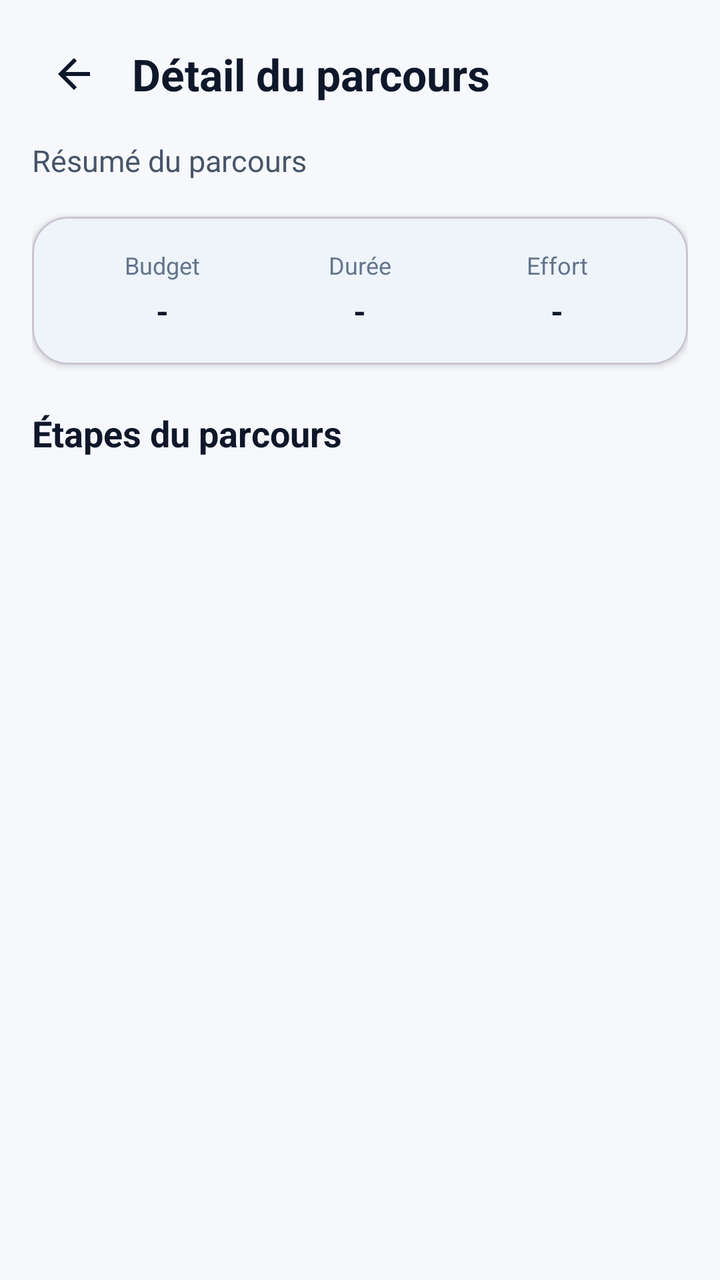
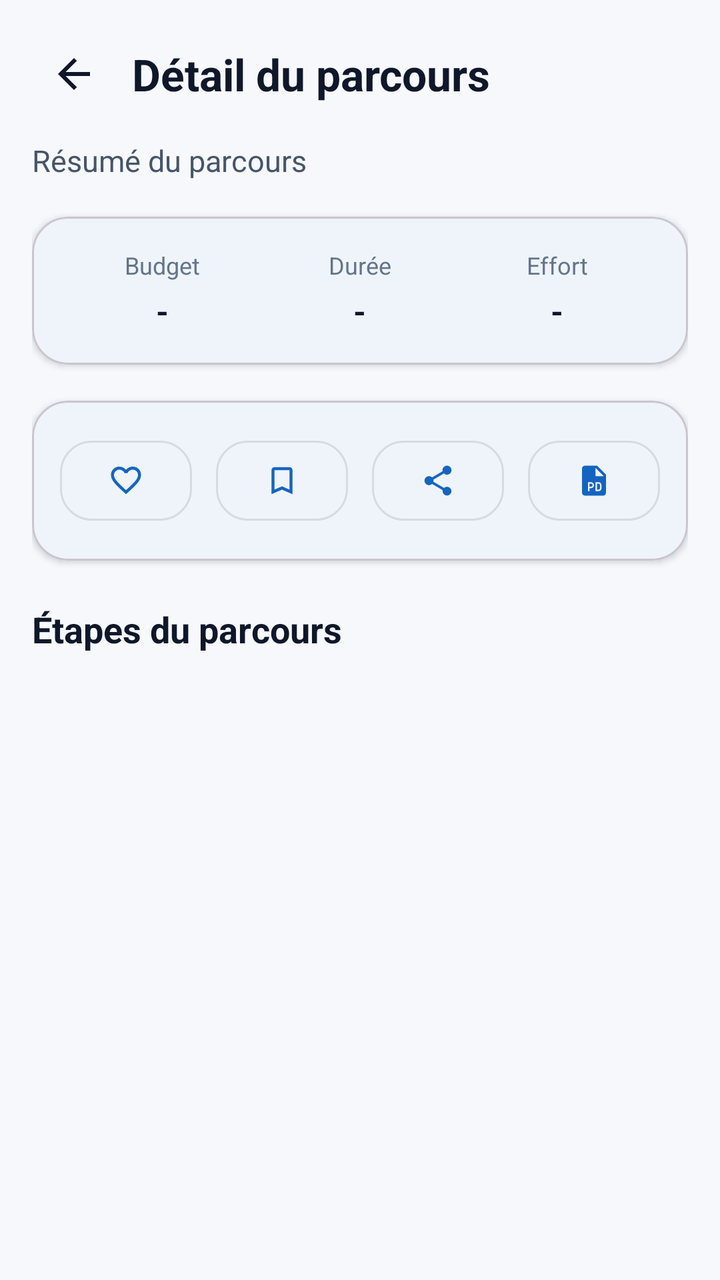

Before-and-after screenshots of an Android layout around one commit, followed by the original layout XML and the change that was made.
<!-- AndroidManifest.xml: application theme Theme.Traveling -->
<!-- res/layout/fragment_route_details.xml -->
<?xml version="1.0" encoding="utf-8"?>
<androidx.coordinatorlayout.widget.CoordinatorLayout
    xmlns:android="http://schemas.android.com/apk/res/android"
    xmlns:app="http://schemas.android.com/apk/res-auto"
    android:layout_width="match_parent"
    android:layout_height="match_parent"
    android:background="#F6F8FC">

    <ScrollView
        android:layout_width="match_parent"
        android:layout_height="match_parent"
        android:padding="16dp"
        android:paddingBottom="32dp">

        <LinearLayout
            android:layout_width="match_parent"
            android:layout_height="wrap_content"
            android:orientation="vertical">

            <LinearLayout
                android:layout_width="match_parent"
                android:layout_height="wrap_content"
                android:gravity="center_vertical"
                android:orientation="horizontal">

                <ImageButton
                    android:id="@+id/buttonBackRouteDetail"
                    android:layout_width="42dp"
                    android:layout_height="42dp"
                    android:background="?attr/selectableItemBackgroundBorderless"
                    android:contentDescription="Retour"
                    android:src="@drawable/ic_arrow_back"
                    app:tint="#0F172A" />

                <TextView
                    android:id="@+id/textRouteDetailTitle"
                    android:layout_width="0dp"
                    android:layout_height="wrap_content"
                    android:layout_marginStart="8dp"
                    android:layout_weight="1"
                    android:text="Détail du parcours"
                    android:textColor="#0F172A"
                    android:textSize="22sp"
                    android:textStyle="bold" />
            </LinearLayout>

            <TextView
                android:id="@+id/textRouteDetailSummary"
                android:layout_width="match_parent"
                android:layout_height="wrap_content"
                android:layout_marginTop="12dp"
                android:text="Résumé du parcours"
                android:textColor="#475569"
                android:textSize="15sp" />

            <com.google.android.material.card.MaterialCardView
                android:layout_width="match_parent"
                android:layout_height="wrap_content"
                android:layout_marginTop="18dp"
                app:cardCornerRadius="18dp"
                app:cardElevation="2dp">

                <LinearLayout
                    android:layout_width="match_parent"
                    android:layout_height="wrap_content"
                    android:orientation="horizontal"
                    android:padding="16dp">

                    <LinearLayout
                        android:layout_width="0dp"
                        android:layout_height="wrap_content"
                        android:layout_weight="1"
                        android:gravity="center"
                        android:orientation="vertical">

                        <TextView
                            android:layout_width="wrap_content"
                            android:layout_height="wrap_content"
                            android:text="Budget"
                            android:textColor="#64748B"
                            android:textSize="12sp" />

                        <TextView
                            android:id="@+id/textRouteDetailBudget"
                            android:layout_width="wrap_content"
                            android:layout_height="wrap_content"
                            android:layout_marginTop="4dp"
                            android:text="-"
                            android:textColor="#0F172A"
                            android:textSize="16sp"
                            android:textStyle="bold" />
                    </LinearLayout>

                    <LinearLayout
                        android:layout_width="0dp"
                        android:layout_height="wrap_content"
                        android:layout_weight="1"
                        android:gravity="center"
                        android:orientation="vertical">

                        <TextView
                            android:layout_width="wrap_content"
                            android:layout_height="wrap_content"
                            android:text="Durée"
                            android:textColor="#64748B"
                            android:textSize="12sp" />

                        <TextView
                            android:id="@+id/textRouteDetailDuration"
                            android:layout_width="wrap_content"
                            android:layout_height="wrap_content"
                            android:layout_marginTop="4dp"
                            android:text="-"
                            android:textColor="#0F172A"
                            android:textSize="16sp"
                            android:textStyle="bold" />
                    </LinearLayout>

                    <LinearLayout
                        android:layout_width="0dp"
                        android:layout_height="wrap_content"
                        android:layout_weight="1"
                        android:gravity="center"
                        android:orientation="vertical">

                        <TextView
                            android:layout_width="wrap_content"
                            android:layout_height="wrap_content"
                            android:text="Effort"
                            android:textColor="#64748B"
                            android:textSize="12sp" />

                        <TextView
                            android:id="@+id/textRouteDetailEffort"
                            android:layout_width="wrap_content"
                            android:layout_height="wrap_content"
                            android:layout_marginTop="4dp"
                            android:text="-"
                            android:textColor="#0F172A"
                            android:textSize="16sp"
                            android:textStyle="bold" />
                    </LinearLayout>

                </LinearLayout>
            </com.google.android.material.card.MaterialCardView>

            <TextView
                android:layout_width="match_parent"
                android:layout_height="wrap_content"
                android:layout_marginTop="22dp"
                android:text="Étapes du parcours"
                android:textColor="#0F172A"
                android:textSize="18sp"
                android:textStyle="bold" />

            <LinearLayout
                android:id="@+id/containerRouteSteps"
                android:layout_width="match_parent"
                android:layout_height="wrap_content"
                android:layout_marginTop="12dp"
                android:orientation="vertical" />

        </LinearLayout>
    </ScrollView>

</androidx.coordinatorlayout.widget.CoordinatorLayout>
<!-- resources referenced by this layout -->
<resources>
  <!-- drawable ic_arrow_back (drawable) -->
  <vector xmlns:android="http://schemas.android.com/apk/res/android"
      android:width="24dp"
      android:height="24dp"
      android:viewportWidth="24"
      android:viewportHeight="24">
  
      <path
          android:fillColor="@color/travel_on_surface"
          android:pathData="M20,11H7.83l5.59,-5.59L12,4l-8,8l8,8l1.42,-1.41L7.83,13H20v-2z" />
  </vector>
  <style name="Theme.Traveling" parent="Base.Theme.Traveling" />
  <color name="travel_on_surface">#1F2937</color>
  <color name="travel_primary">#1565C0</color>
  <color name="travel_on_primary">#FFFFFF</color>
  <color name="travel_secondary">#26A69A</color>
  <color name="travel_on_secondary">#FFFFFF</color>
  <color name="travel_tertiary">#FFB74D</color>
  <color name="travel_on_tertiary">#1F2937</color>
  <color name="travel_background">#F6F9FC</color>
  <color name="travel_surface">#FFFFFF</color>
  <!-- unchanged entries left out for length: 1 -->
</resources>

<!-- the commit's change to res/layout/fragment_route_details.xml (unified diff, before → after) -->
@@ -144,6 +144,79 @@
                 </LinearLayout>
             </com.google.android.material.card.MaterialCardView>
 
+            <com.google.android.material.card.MaterialCardView
+                android:layout_width="match_parent"
+                android:layout_height="wrap_content"
+                android:layout_marginTop="18dp"
+                app:cardCornerRadius="18dp"
+                app:cardElevation="2dp">
+
+                <LinearLayout
+                    android:layout_width="match_parent"
+                    android:layout_height="wrap_content"
+                    android:gravity="center"
+                    android:orientation="horizontal"
+                    android:padding="14dp">
+
+                    <com.google.android.material.button.MaterialButton
+                        android:id="@+id/buttonLikeRoute"
+                        style="@style/Widget.MaterialComponents.Button.OutlinedButton"
+                        android:layout_width="0dp"
+                        android:layout_height="52dp"
+                        android:layout_marginEnd="6dp"
+                        android:layout_weight="1"
+                        android:contentDescription="J'aime"
+                        android:text=""
+                        app:cornerRadius="16dp"
+                        app:icon="@drawable/ic_favorite_outline"
+                        app:iconGravity="textStart"
+                        app:iconPadding="0dp" />
+
+                    <com.google.android.material.button.MaterialButton
+                        android:id="@+id/buttonSaveRoute"
+                        style="@style/Widget.MaterialComponents.Button.OutlinedButton"
+                        android:layout_width="0dp"
+                        android:layout_height="52dp"
+                        android:layout_marginHorizontal="6dp"
+                        android:layout_weight="1"
+                        android:contentDescription="Enregistrer"
+                        android:text=""
+                        app:cornerRadius="16dp"
+                        app:icon="@drawable/ic_bookmark_outline"
+                        app:iconGravity="textStart"
+                        app:iconPadding="0dp" />
+
+                    <com.google.android.material.button.MaterialButton
+                        android:id="@+id/buttonShareRoute"
+                        style="@style/Widget.MaterialComponents.Button.OutlinedButton"
+                        android:layout_width="0dp"
+                        android:layout_height="52dp"
+                        android:layout_marginHorizontal="6dp"
+                        android:layout_weight="1"
+                        android:contentDescription="Partager"
+                        android:text=""
+                        app:cornerRadius="16dp"
+                        app:icon="@drawable/ic_share"
+                        app:iconGravity="textStart"
+                        app:iconPadding="0dp" />
+
+                    <com.google.android.material.button.MaterialButton
+                        android:id="@+id/buttonExportRoutePdf"
+                        style="@style/Widget.MaterialComponents.Button.OutlinedButton"
+                        android:layout_width="0dp"
+                        android:layout_height="52dp"
+                        android:layout_marginStart="6dp"
+                        android:layout_weight="1"
+                        android:contentDescription="Exporter en PDF"
+                        android:text=""
+                        app:cornerRadius="16dp"
+                        app:icon="@drawable/ic_pdf"
+                        app:iconGravity="textStart"
+                        app:iconPadding="0dp" />
+
+                </LinearLayout>
+            </com.google.android.material.card.MaterialCardView>
+
             <TextView
                 android:layout_width="match_parent"
                 android:layout_height="wrap_content"
<!-- resource entries referenced after the edit -->
@@ -10,6 +10,48 @@
       <path
           android:fillColor="@color/travel_on_surface"
           android:pathData="M20,11H7.83l5.59,-5.59L12,4l-8,8l8,8l1.42,-1.41L7.83,13H20v-2z" />
+  </vector>
+  <!-- drawable ic_bookmark_outline (drawable) -->
+  <vector xmlns:android="http://schemas.android.com/apk/res/android"
+      android:width="24dp"
+      android:height="24dp"
+      android:viewportWidth="960"
+      android:viewportHeight="960">
+    <path
+        android:pathData="M200,840v-640q0,-33 23.5,-56.5T280,120h400q33,0 56.5,23.5T760,200v640L480,720 200,840ZM280,718 L480,632 680,718v-518L280,200v518ZM280,200h400,-400Z"
+        android:fillColor="#1f1f1f"/>
+  </vector>
+  <!-- drawable ic_favorite_outline (drawable) -->
+  <vector xmlns:android="http://schemas.android.com/apk/res/android"
+      android:width="24dp"
+      android:height="24dp"
+      android:viewportWidth="960"
+      android:viewportHeight="960">
+    <path
+        android:pathData="m480,840 l-58,-52q-101,-91 -167,-157T150,512.5Q111,460 95.5,416T80,326q0,-94 63,-157t157,-63q52,0 99,22t81,62q34,-40 81,-62t99,-22q94,0 157,63t63,157q0,46 -15.5,90T810,512.5Q771,565 705,631T538,788l-58,52ZM480,732q96,-86 158,-147.5t98,-107q36,-45.5 50,-81t14,-70.5q0,-60 -40,-100t-100,-40q-47,0 -87,26.5T518,280h-76q-15,-41 -55,-67.5T300,186q-60,0 -100,40t-40,100q0,35 14,70.5t50,81q36,45.5 98,107T480,732ZM480,459Z"
+        android:fillColor="#1f1f1f"/>
+  </vector>
+  <!-- drawable ic_pdf (drawable) -->
+  <vector xmlns:android="http://schemas.android.com/apk/res/android"
+      android:width="24dp"
+      android:height="24dp"
+      android:viewportWidth="24"
+      android:viewportHeight="24">
+  
+      <path
+          android:fillColor="#0F172A"
+          android:pathData="M14,2H6C4.9,2 4,2.9 4,4V20C4,21.1 4.9,22 6,22H18C19.1,22 20,21.1 20,20V8L14,2ZM13,9V3.5L18.5,9H13ZM8,13H10C11.1,13 12,13.9 12,15C12,16.1 11.1,17 10,17H9V19H8V13ZM9,14V16H10C10.55,16 11,15.55 11,15C11,14.45 10.55,14 10,14H9ZM13,13H15C16.1,13 17,13.9 17,15V17C17,18.1 16.1,19 15,19H13V13ZM14,14V18H15C15.55,18 16,17.55 16,17V15C16,14.45 15.55,14 15,14H14Z" />
+  </vector>
+  <!-- drawable ic_share (drawable) -->
+  <vector xmlns:android="http://schemas.android.com/apk/res/android"
+      android:width="24dp"
+      android:height="24dp"
+      android:viewportWidth="24"
+      android:viewportHeight="24">
+  
+      <path
+          android:fillColor="#0F172A"
+          android:pathData="M18,16.08C17.24,16.08 16.56,16.38 16.04,16.86L8.91,12.71C8.96,12.48 9,12.25 9,12C9,11.75 8.96,11.52 8.91,11.29L15.96,7.18C16.5,7.68 17.21,8 18,8C19.66,8 21,6.66 21,5C21,3.34 19.66,2 18,2C16.34,2 15,3.34 15,5C15,5.25 15.04,5.48 15.09,5.71L8.04,9.82C7.5,9.32 6.79,9 6,9C4.34,9 3,10.34 3,12C3,13.66 4.34,15 6,15C6.79,15 7.5,14.68 8.04,14.18L15.16,18.34C15.11,18.55 15.08,18.77 15.08,19C15.08,20.61 16.39,21.92 18,21.92C19.61,21.92 20.92,20.61 20.92,19C20.92,17.39 19.61,16.08 18,16.08Z" />
   </vector>
   <style name="Theme.Traveling" parent="Base.Theme.Traveling" />
   <color name="travel_on_surface">#1F2937</color>
